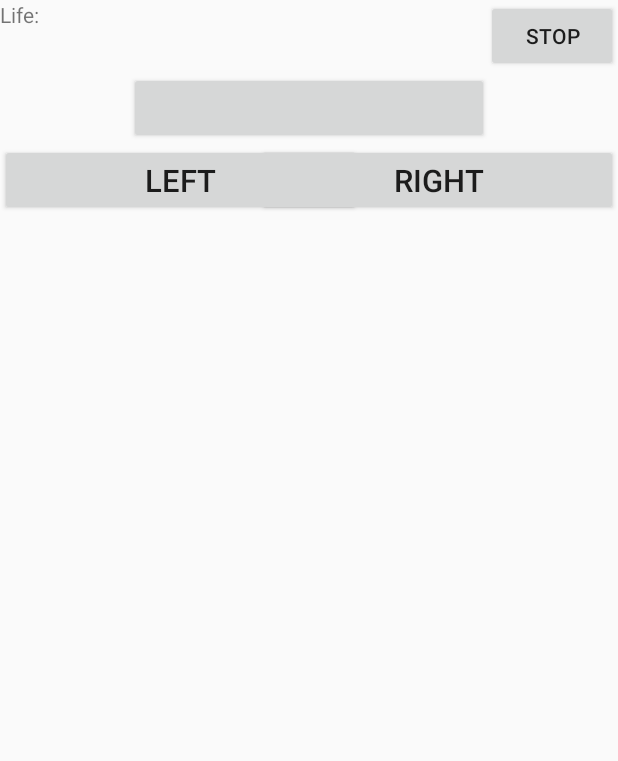
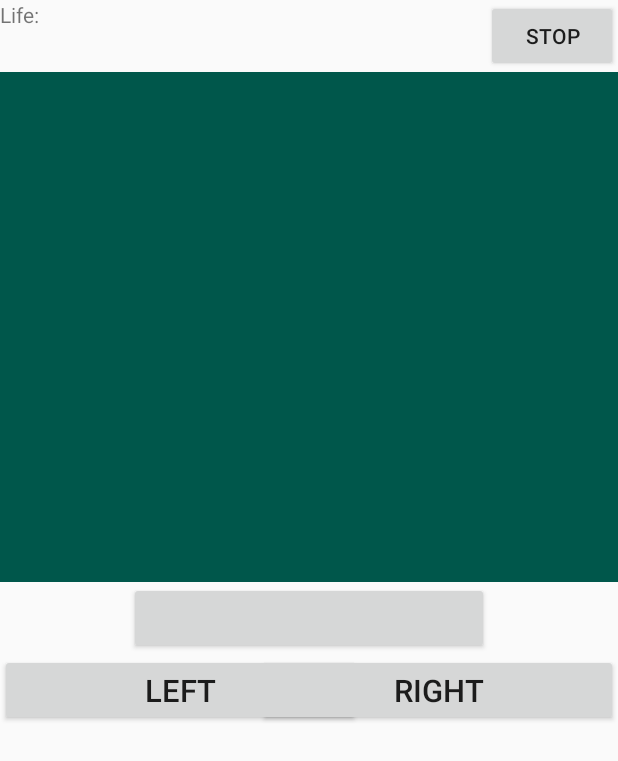
Before and after one commit to hodg300/Escape-Application, an Android app: the layout activity_game.xml on its own in the app's theme, with its tools: preview values and no code run, on a phone screen of 412 x 824 dp. Shown: the top 761 px of the screen. Run offline under Robolectric (Android 15) with nearby library versions, the phone set to English and light mode, and no system bars.

Commit message:
third commit

```diff
--- a/src/main/res/layout/activity_game.xml
+++ b/src/main/res/layout/activity_game.xml
@@ -20,16 +20,34 @@
         android:layout_height="wrap_content"
         android:layout_alignParentRight="true"/>
 
-    <GridView
-        android:id="@+id/gv"
+<!--    <GridView-->
+<!--        android:id="@+id/gv"-->
+<!--        android:layout_below="@id/btn_stop"-->
+<!--        android:layout_width="wrap_content"-->
+<!--        android:layout_height="wrap_content"-->
+<!--        android:numColumns="3"-->
+<!--        android:stretchMode="columnWidth"-->
+<!--        android:gravity="left"-->
+<!--        >-->
+<!--    </GridView>-->
+
+    <GridLayout
+        android:id="@+id/grid_layout"
+        android:layout_width="match_parent"
+        android:layout_height="match_parent"
         android:layout_below="@id/btn_stop"
-        android:layout_width="wrap_content"
-        android:layout_height="wrap_content"
-        android:numColumns="3"
-        android:stretchMode="columnWidth"
-        android:gravity="left"
+        android:layout_above="@id/btn_player"
+        android:columnCount="3"
+        android:rowCount="3"
+        android:alignmentMode="alignBounds"
+        android:layout_widthPercent="100%"
+        android:layout_aspectRatio="100%"
+        android:background="@color/colorPrimaryDark"
+        android:layout_centerVertical="true"
         >
-    </GridView>
+
+
+    </GridLayout>
 
     <Button
         android:id="@+id/move_left"
@@ -54,7 +72,6 @@
         android:id="@+id/btn_player"
         android:layout_width="360px"
         android:layout_height="wrap_content"
-        android:layout_below="@id/gv"
         android:layout_centerInParent="true"/>
 
 
```
